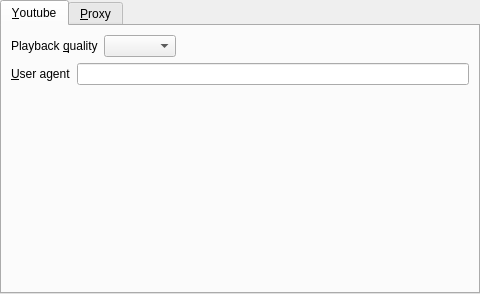
The window that src/prefnetwork.ui (wilbert2000/wzplayer) describes before a commit, drawn with Qt 5.
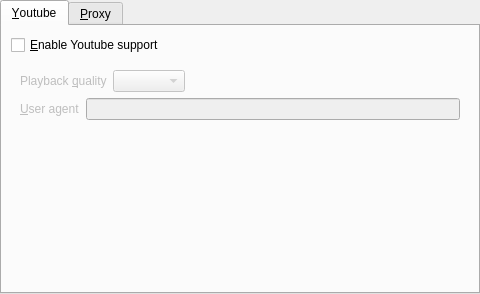
The same window after the commit.

Commit message: Add an option to enable or disable the internal youtube support

```diff
--- a/src/prefnetwork.ui
+++ b/src/prefnetwork.ui
@@ -23,6 +23,19 @@
       <attribute name="title">
        <string>&amp;Youtube</string>
       </attribute>
+      <layout class="QVBoxLayout" name="verticalLayout_3">
+       <item>
+        <widget class="QCheckBox" name="yt_support_check">
+         <property name="text">
+          <string>&amp;Enable Youtube support</string>
+         </property>
+        </widget>
+       </item>
+       <item>
+        <widget class="QWidget" name="youtube_widget" native="true">
+         <property name="enabled">
+          <bool>false</bool>
+         </property>
       <layout class="QVBoxLayout" name="verticalLayout_2">
        <item>
         <layout class="QHBoxLayout" name="_3">
@@ -71,6 +84,9 @@
          </item>
         </layout>
        </item>
+         </layout>
+        </widget>
+       </item>
        <item>
         <spacer name="verticalSpacer_2">
          <property name="orientation">
```
Left out of the diff: 17 changed lines with no effect on the pictures. Lines whose indentation alone changed are shown as unchanged. The commit also changes 4 other files.
